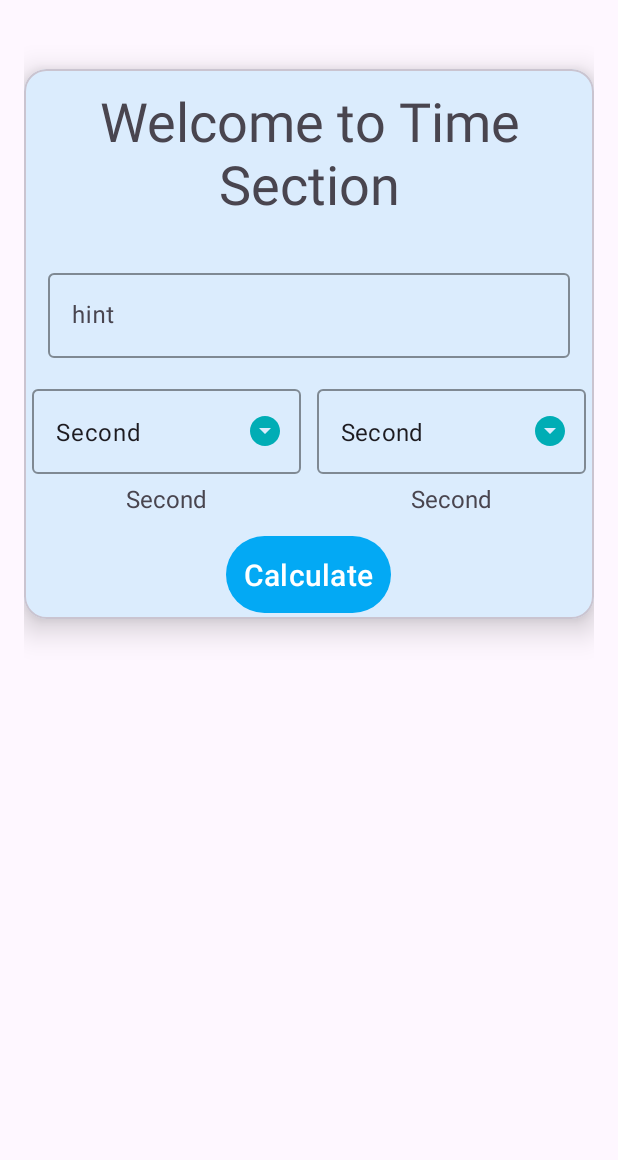
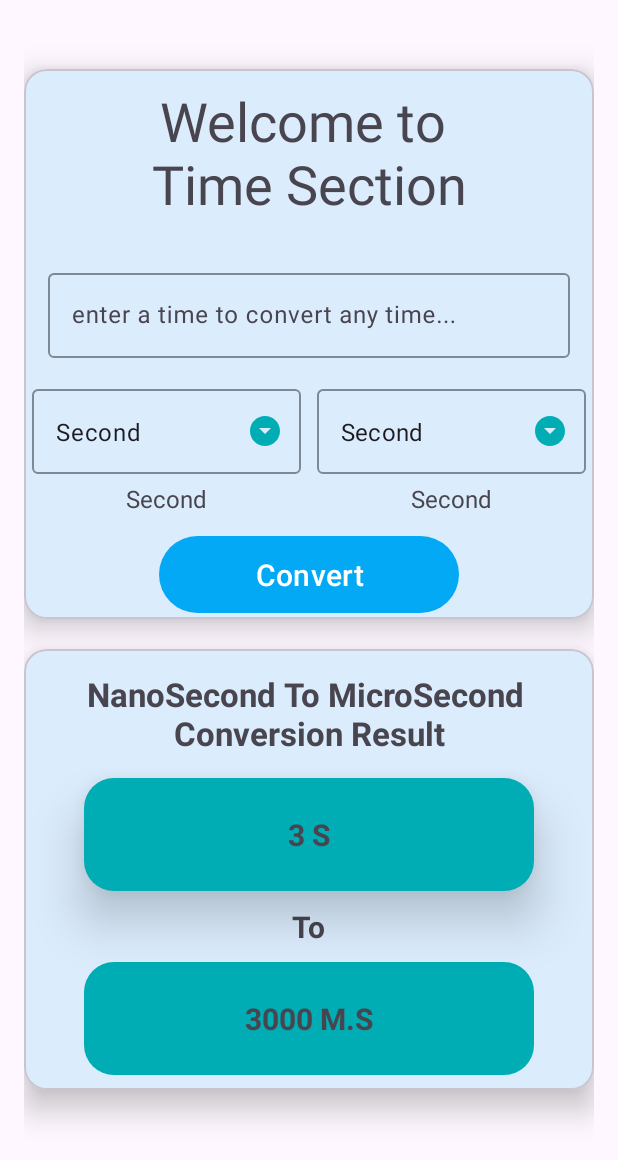
Before and after one commit to Jubayed-A/OIBSIP_Unit_Converter, an Android app: the TimeFragment screen opened through its navigation route, on a phone screen of 412 x 824 dp. Shown: the top 1160 px of the screen. Run offline under Robolectric (Android 15) with nearby library versions, the phone set to English and light mode, and no system bars.

Commit message:
ui design updated and completed

```diff
--- a/app/src/main/res/layout/fragment_time.xml
+++ b/app/src/main/res/layout/fragment_time.xml
@@ -28,7 +28,7 @@
                 android:layout_height="wrap_content"
                 android:gravity="center"
                 android:padding="10dp"
-                android:text="Welcome to Time Section"
+                android:text="@string/input_welcome_text_time"
                 android:textSize="36sp" />
 
             <!--this is the input the number section-->
@@ -44,7 +44,7 @@
                     android:id="@+id/inputValue"
                     android:layout_width="match_parent"
                     android:layout_height="wrap_content"
-                    android:hint="hint"
+                    android:hint="@string/hint_time_section"
                     android:inputType="number" />
 
             </com.google.android.material.textfield.TextInputLayout>
@@ -55,6 +55,7 @@
                 android:layout_height="wrap_content"
                 android:layout_marginTop="10dp"
                 android:layout_marginBottom="10dp"
+                android:baselineAligned="false"
                 android:orientation="horizontal">
 
                 <!--from section-->
@@ -78,7 +79,8 @@
                             android:layout_width="match_parent"
                             android:layout_height="wrap_content"
                             android:inputType="none"
-                            android:text="Second" />
+                            android:text="@string/second"
+                            tools:ignore="LabelFor" />
 
                     </com.google.android.material.textfield.TextInputLayout>
 
@@ -87,7 +89,7 @@
                         android:layout_width="wrap_content"
                         android:layout_height="wrap_content"
                         android:layout_gravity="center"
-                        android:text="Second"
+                        android:text="@string/second"
                         android:textSize="16sp" />
                 </LinearLayout>
                 <!--to section-->
@@ -111,7 +113,8 @@
                             android:layout_width="match_parent"
                             android:layout_height="wrap_content"
                             android:inputType="none"
-                            android:text="Second" />
+                            android:text="@string/second"
+                            tools:ignore="LabelFor" />
                     </com.google.android.material.textfield.TextInputLayout>
 
                     <TextView
@@ -119,7 +122,7 @@
                         android:layout_width="wrap_content"
                         android:layout_height="wrap_content"
                         android:layout_gravity="center"
-                        android:text="Second"
+                        android:text="@string/second"
                         android:textSize="16sp" />
                 </LinearLayout>
 
@@ -127,11 +130,11 @@
 
             <Button
                 android:id="@+id/timeCalculate"
-                android:layout_width="wrap_content"
+                android:layout_width="200dp"
                 android:layout_height="wrap_content"
                 android:layout_gravity="center"
                 android:padding="12dp"
-                android:text="Calculate"
+                android:text="@string/convert"
                 android:textSize="20sp" />
 
         </LinearLayout>
@@ -144,7 +147,7 @@
         android:layout_width="match_parent"
         android:layout_height="wrap_content"
         android:layout_marginTop="20dp"
-        android:visibility="gone"
+        android:visibility="visible"
         app:cardCornerRadius="15dp"
         app:cardElevation="12dp">
 
@@ -159,7 +162,7 @@
                 android:layout_height="match_parent"
                 android:gravity="center"
                 android:padding="15dp"
-                android:text="NanoSecond To MicroSecond Convertion Result"
+                android:text="@string/output_welcome_text_time"
                 android:textSize="22sp"
                 android:textStyle="bold" />
 
@@ -171,7 +174,7 @@
                 android:background="@drawable/rounded_corner"
                 android:elevation="20dp"
                 android:gravity="center"
-                android:text="3 S "
+                android:text="@string/exm_s"
                 android:textSize="20sp"
                 android:textStyle="bold" />
 
@@ -181,7 +184,7 @@
                 android:layout_gravity="center"
                 android:layout_marginTop="10dp"
                 android:layout_marginBottom="10dp"
-                android:text="To"
+                android:text="@string/to"
                 android:textSize="20sp"
                 android:textStyle="bold" />
 
@@ -193,7 +196,7 @@
                 android:layout_marginBottom="10dp"
                 android:background="@drawable/rounded_corner"
                 android:gravity="center"
-                android:text="3000 M.S "
+                android:text="@string/exm_m_s"
                 android:textSize="20sp"
                 android:textStyle="bold" />
 
--- a/app/src/main/res/values/strings.xml
+++ b/app/src/main/res/values/strings.xml
@@ -10,6 +10,35 @@
     <string name="currency">Currency</string>
     <!-- TODO: Remove or change this placeholder text -->
     <string name="hello_blank_fragment">Hello blank fragment</string>
+    <string name="celsius">Celsius</string>
+    <string name="fahrenheit">Fahrenheit</string>
+    <string name="usd">USD</string>
+    <string name="eu">EU</string>
+    <string name="meter">Meter</string>
+    <string name="centimeter">Centimeter</string>
+    <string name="convert">Convert</string>
+    <string name="length_welcome_text">Welcome to \nLength Section</string>
+    <string name="hint_length">enter a number to conver any length...</string>
+    <string name="output_length_text">Meter To Centimeter\n Conversion Result</string>
+    <string name="to">To</string>
+    <string name="exm_c_m">1000 C.M</string>
+    <string name="exm_m">10 M</string>
+    <string name="welcome_currency_text">Welcome to \nCurrency Section</string>
+    <string name="hint_currency">enter a amout convert currency...</string>
+    <string name="input_currency_text">USD To EU\n Conversion Result</string>
+    <string name="exm_usd">100 USD</string>
+    <string name="exm_eu">92.22 EU</string>
+    <string name="welcome_temp_text">Welcome to \nTemperature Section</string>
+    <string name="hint_temp">enter any number to covert temp</string>
+    <string name="output_welcome_text_temp">Celsius To Fahrenheit\n Conversion Result</string>
+    <string name="exm_c">30° C</string>
+    <string name="exm_f">86° F</string>
+    <string name="output_welcome_text_time">NanoSecond To MicroSecond \nConversion Result</string>
+    <string name="exm_s">3 S</string>
+    <string name="exm_m_s">3000 M.S</string>
+    <string name="second">Second</string>
+    <string name="input_welcome_text_time">Welcome to \nTime Section</string>
+    <string name="hint_time_section">enter a time to convert any time...</string>
 
     <!-- res/values/strings.xml -->
     <string-array name="time_name">
```
